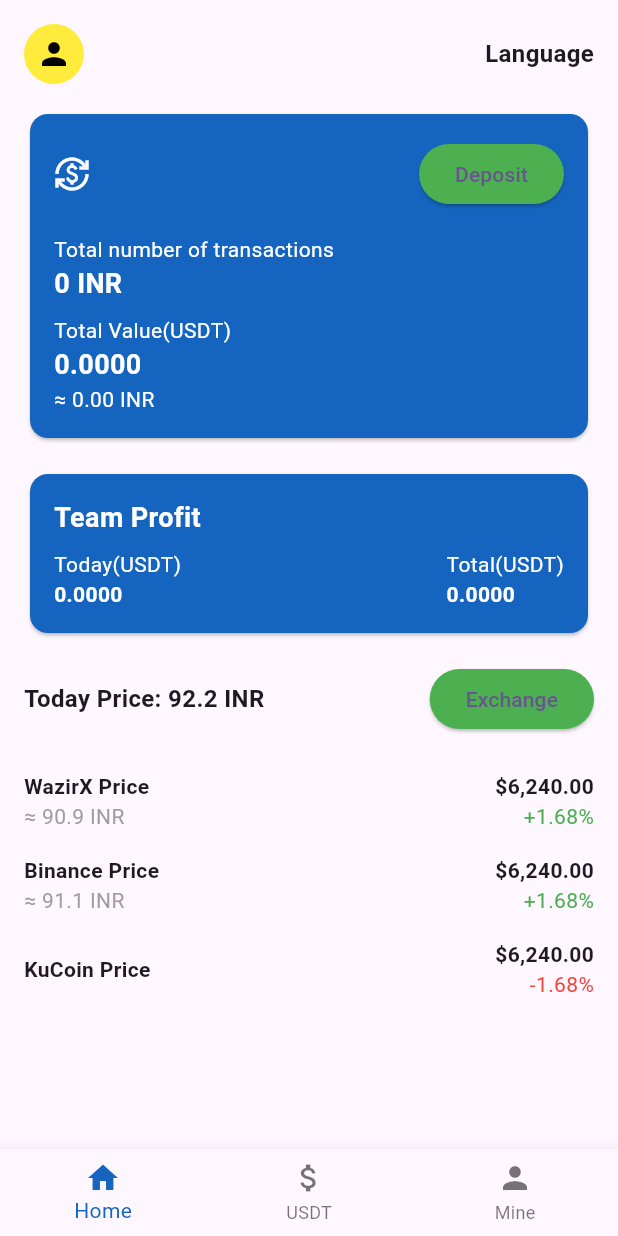
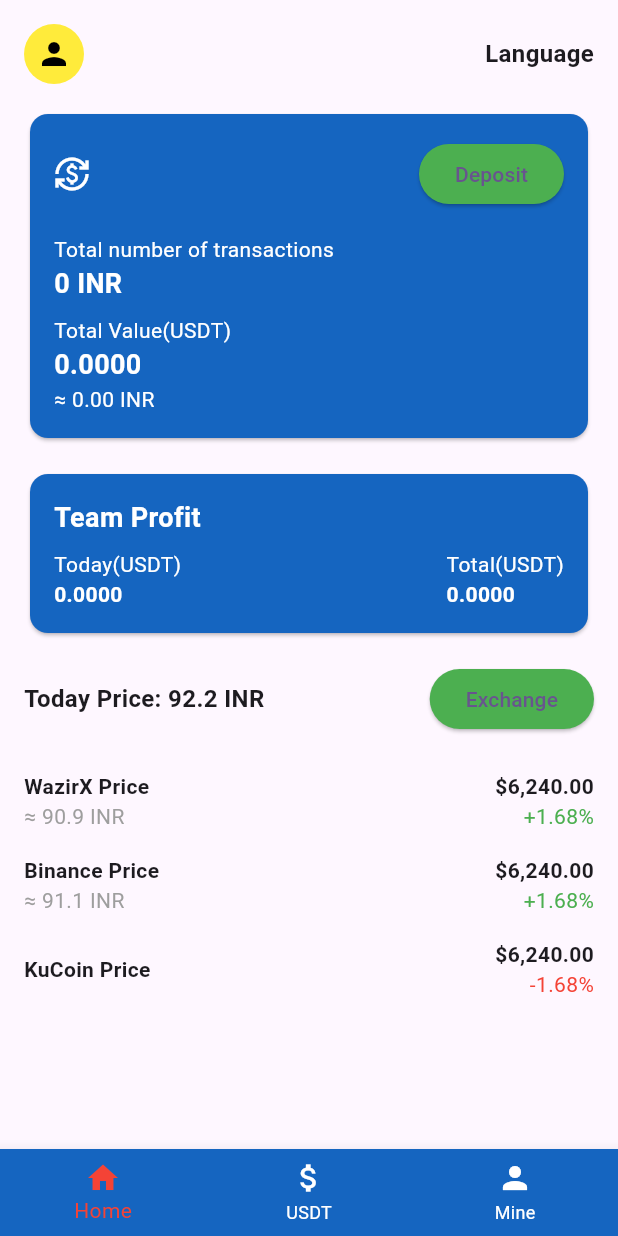
Before and after one commit to ItzSjDude/flutter_app, a Flutter app: the screen it shows after launch, on a phone screen of 412 x 824 dp. Run offline on Flutter 3.47's test engine with Material 3 defaults, Android fonts, the phone set to English and light mode, and no system bars.

Commit message:
Added bottom navigation bar functionality

```diff
--- /dev/null
+++ b/lib/constants.dart
@@ -0,0 +1,9 @@
+import 'screens/AccountScreen.dart';
+import 'screens/HomeScreen.dart';
+
+
+List pages = [
+    HomeScreen(),
+    AccountScreen(),
+    AccountScreen(),
+];
--- a/lib/main.dart
+++ b/lib/main.dart
@@ -1,5 +1,6 @@
 import 'package:flutter/material.dart';
 import "screens/HomeScreen.dart";
+import 'screens/BottomNavBar.dart';
 
 void main() {
   runApp(const MyApp());
@@ -17,7 +18,7 @@ class MyApp extends StatelessWidget {
         colorScheme: ColorScheme.fromSeed(seedColor: Colors.deepPurple),
         useMaterial3: true,
       ),
-      home:  HomeScreen(),
+      home:  BottomNavBar(),
     );
   }
 }
--- a/lib/screens/AccountScreen.dart
+++ b/lib/screens/AccountScreen.dart
@@ -1,6 +1,8 @@
 import 'package:flutter/material.dart';
 
 class AccountScreen extends StatelessWidget {
+  AccountScreen ({Key ? key}) : super(key: key);
+
   @override
   Widget build(BuildContext context) {
     return Scaffold(
@@ -15,7 +17,7 @@ class AccountScreen extends StatelessWidget {
           ],
         ),
       ),
-      bottomNavigationBar: _buildBottomNavBar(),
+      // bottomNavigationBar: _buildBottomNavBar(),
     );
   }
 
@@ -162,15 +164,15 @@ class AccountScreen extends StatelessWidget {
     );
   }
 
-  Widget _buildBottomNavBar() {
-    return BottomNavigationBar(
-      items: [
-        BottomNavigationBarItem(icon: Icon(Icons.home), label: 'Home'),
-        BottomNavigationBarItem(icon: Icon(Icons.attach_money), label: 'USDT'),
-        BottomNavigationBarItem(icon: Icon(Icons.person), label: 'Mine'),
-      ],
-      currentIndex: 2,
-      selectedItemColor: Colors.blue,
-    );
-  }
+  // Widget _buildBottomNavBar() {
+  //   return BottomNavigationBar(
+  //     items: [
+  //       BottomNavigationBarItem(icon: Icon(Icons.home), label: 'Home'),
+  //       BottomNavigationBarItem(icon: Icon(Icons.attach_money), label: 'USDT'),
+  //       BottomNavigationBarItem(icon: Icon(Icons.person), label: 'Mine'),
+  //     ],
+  //     currentIndex: 2,
+  //     selectedItemColor: Colors.blue,
+  //   );
+  // }
 }
--- /dev/null
+++ b/lib/screens/BottomNavBar.dart
@@ -0,0 +1,46 @@
+import 'package:flutter/material.dart';
+import '../constants.dart';
+
+class BottomNavBar extends StatefulWidget{
+    const BottomNavBar({Key? key}) : super(key: key);
+
+    @override
+    State<BottomNavBar> createState() => _BottomNavBar();
+}
+
+class _BottomNavBar extends State<BottomNavBar>{
+    int pageIdx = 0;
+
+     @override
+  Widget build(BuildContext context){
+    return Scaffold(
+      bottomNavigationBar: BottomNavigationBar(
+        onTap:(idx){
+          setState(() {
+            pageIdx = idx;
+          });
+        },
+        type: BottomNavigationBarType.fixed,
+        backgroundColor: Colors.blue[800],
+        selectedItemColor: Colors.red,
+        unselectedItemColor: Colors.white,
+        currentIndex: pageIdx,
+        items: const [
+          BottomNavigationBarItem(
+            icon: Icon(Icons.home),
+            label: 'Home',
+            ),
+          BottomNavigationBarItem(
+            icon: Icon(Icons.attach_money),
+            label: 'USDT',
+            ),
+          BottomNavigationBarItem(
+            icon: Icon(Icons.person),
+            label: 'Mine',
+          ),
+        ],
+      ),
+      body: pages[pageIdx],
+    );
+  }
+}
--- a/lib/screens/HomeScreen.dart
+++ b/lib/screens/HomeScreen.dart
@@ -1,6 +1,8 @@
 import 'package:flutter/material.dart';
 
 class HomeScreen extends StatelessWidget {
+  HomeScreen ({Key? key}) : super(key:key);
+
   @override
   Widget build(BuildContext context) {
     return Scaffold(
@@ -25,7 +27,7 @@ class HomeScreen extends StatelessWidget {
           ),
         ),
       ),
-      bottomNavigationBar: _buildBottomNavBar(),
+      // bottomNavigationBar: _buildBottomNavBar(),
     );
   }
 
@@ -189,15 +191,15 @@ class HomeScreen extends StatelessWidget {
     );
   }
 
-  Widget _buildBottomNavBar() {
-    return BottomNavigationBar(
-      items: [
-        BottomNavigationBarItem(icon: Icon(Icons.home), label: 'Home'),
-        BottomNavigationBarItem(icon: Icon(Icons.attach_money), label: 'USDT'),
-        BottomNavigationBarItem(icon: Icon(Icons.person), label: 'Mine'),
-      ],
-      currentIndex: 0,
-      selectedItemColor: Colors.blue[800],
-    );
-  }
+  // Widget _buildBottomNavBar() {
+  //   return BottomNavigationBar(
+  //     items: [
+  //       BottomNavigationBarItem(icon: Icon(Icons.home), label: 'Home'),
+  //       BottomNavigationBarItem(icon: Icon(Icons.attach_money), label: 'USDT'),
+  //       BottomNavigationBarItem(icon: Icon(Icons.person), label: 'Mine'),
+  //     ],
+  //     currentIndex: 0,
+  //     selectedItemColor: Colors.blue[800],
+  //   );
+  // }
 }
```
